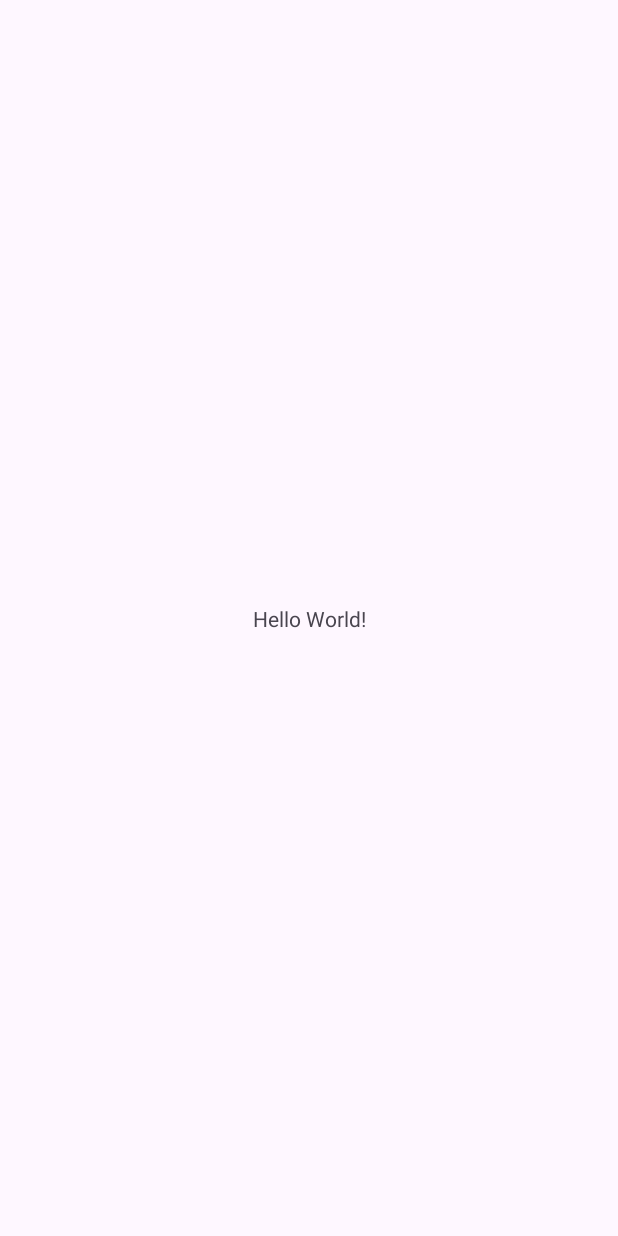
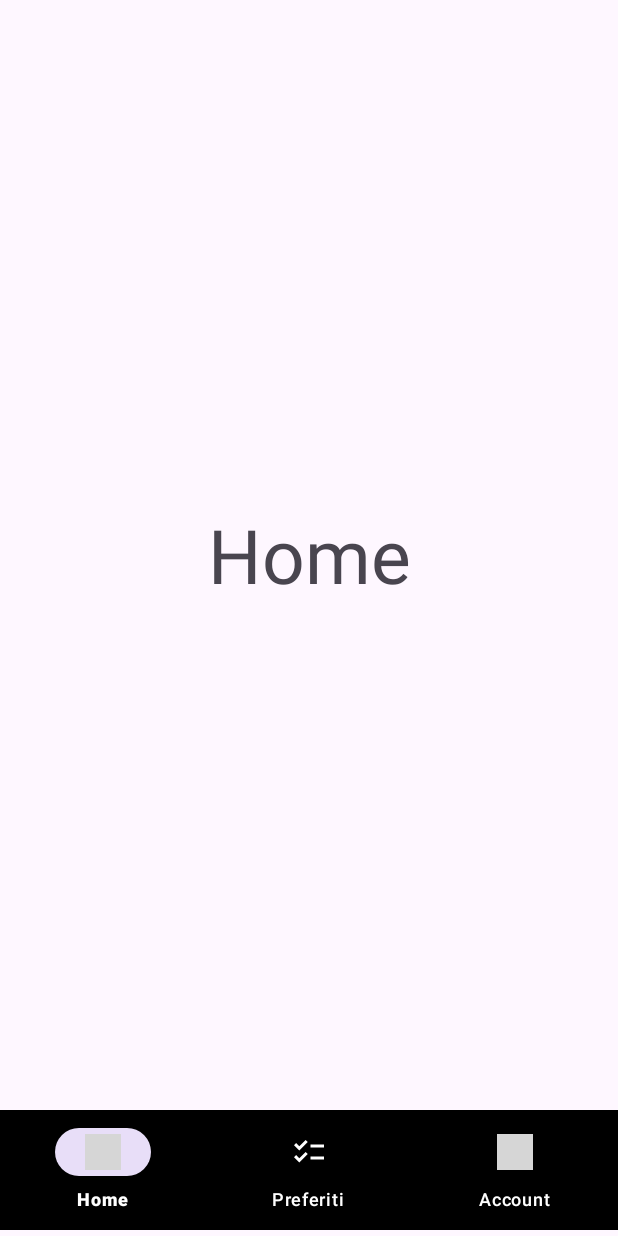
Before and after one commit to TommasoMariani/Agenda, an Android app: the screen it shows after launch once a user with an empty profile is signed in (MainActivity), on a phone screen of 412 x 824 dp. Before the commit the screen is almost empty. Run offline under Robolectric (Android 15) with nearby library versions, the phone set to English and light mode, and no system bars; our stand-ins replace Firebase (no records; nobody signed in at launch, a user with empty details on screens opened directly); grey boxes are pictures that could not be loaded.

Commit message:
fragment

```diff
--- a/app/src/main/java/com/example/agenda/MainActivity.kt
+++ b/app/src/main/java/com/example/agenda/MainActivity.kt
@@ -5,16 +5,55 @@ import androidx.activity.enableEdgeToEdge
 import androidx.appcompat.app.AppCompatActivity
 import androidx.core.view.ViewCompat
 import androidx.core.view.WindowInsetsCompat
+import androidx.fragment.app.Fragment
+import com.example.agenda.fragment.FragmentHome
+import com.example.agenda.fragment.FragmentImpostazioni
+import com.example.agenda.fragment.FragmentPreferiti
+import com.google.android.material.bottomnavigation.BottomNavigationView
 
 class MainActivity : AppCompatActivity() {
     override fun onCreate(savedInstanceState: Bundle?) {
         super.onCreate(savedInstanceState)
+        setContentView(R.layout.activity_main) // Deve essere chiamato prima di accedere alle view
+
         enableEdgeToEdge()
-        setContentView(R.layout.activity_main)
+
+        val fragmentHome = FragmentHome()
+        val fragmentPreferiti = FragmentPreferiti()
+        val fragmentImpostazioni = FragmentImpostazioni()
+
+        // Carica il primo Fragment (Home) all'avvio
+        makeCurrentFragment(fragmentHome)
+
+        val bottomNavigation = findViewById<BottomNavigationView>(R.id.navMenu)
+        bottomNavigation.setOnItemSelectedListener { item ->
+            when (item.itemId) {
+                R.id.iconaHome -> {
+                    makeCurrentFragment(fragmentHome)
+                    true
+                }
+                R.id.iconaPreferiti -> {
+                    makeCurrentFragment(fragmentPreferiti)
+                    true
+                }
+                R.id.iconaAccount -> {
+                    makeCurrentFragment(fragmentImpostazioni)
+                    true
+                }
+                else -> false
+            }
+        }
+
         ViewCompat.setOnApplyWindowInsetsListener(findViewById(R.id.main)) { v, insets ->
             val systemBars = insets.getInsets(WindowInsetsCompat.Type.systemBars())
             v.setPadding(systemBars.left, systemBars.top, systemBars.right, systemBars.bottom)
             insets
         }
     }
+
+    private fun makeCurrentFragment(fragment: Fragment) =
+        supportFragmentManager.beginTransaction().apply {
+            replace(R.id.wrapper, fragment) // Usa l'ID "wrapper" dal layout XML
+            commit()
+        }
 }
--- /dev/null
+++ b/app/src/main/java/com/example/agenda/fragment/FragmentHome.kt
@@ -0,0 +1,60 @@
+package com.example.agenda.fragment
+
+import android.os.Bundle
+import androidx.fragment.app.Fragment
+import android.view.LayoutInflater
+import android.view.View
+import android.view.ViewGroup
+import com.example.agenda.R
+
+// TODO: Rename parameter arguments, choose names that match
+// the fragment initialization parameters, e.g. ARG_ITEM_NUMBER
+private const val ARG_PARAM1 = "param1"
+private const val ARG_PARAM2 = "param2"
+
+/**
+ * A simple [Fragment] subclass.
+ * Use the [FragmentHome.newInstance] factory method to
+ * create an instance of this fragment.
+ */
+class FragmentHome : Fragment() {
+    // TODO: Rename and change types of parameters
+    private var param1: String? = null
+    private var param2: String? = null
+
+    override fun onCreate(savedInstanceState: Bundle?) {
+        super.onCreate(savedInstanceState)
+        arguments?.let {
+            param1 = it.getString(ARG_PARAM1)
+            param2 = it.getString(ARG_PARAM2)
+        }
+    }
+
+    override fun onCreateView(
+        inflater: LayoutInflater, container: ViewGroup?,
+        savedInstanceState: Bundle?
+    ): View? {
+        // Inflate the layout for this fragment
+        return inflater.inflate(R.layout.fragment_home, container, false)
+    }
+
+    companion object {
+        /**
+         * Use this factory method to create a new instance of
+         * this fragment using the provided parameters.
+         *
+         * @param param1 Parameter 1.
+         * @param param2 Parameter 2.
+         * @return A new instance of fragment FragmentHome.
+         */
+        // TODO: Rename and change types and number of parameters
+        @JvmStatic
+        fun newInstance(param1: String, param2: String) =
+            FragmentHome().apply {
+                arguments = Bundle().apply {
+                    putString(ARG_PARAM1, param1)
+                    putString(ARG_PARAM2, param2)
+                }
+            }
+    }
+}
--- /dev/null
+++ b/app/src/main/java/com/example/agenda/fragment/FragmentPreferiti.kt
@@ -0,0 +1,60 @@
+package com.example.agenda.fragment
+
+import android.os.Bundle
+import androidx.fragment.app.Fragment
+import android.view.LayoutInflater
+import android.view.View
+import android.view.ViewGroup
+import com.example.agenda.R
+
+// TODO: Rename parameter arguments, choose names that match
+// the fragment initialization parameters, e.g. ARG_ITEM_NUMBER
+private const val ARG_PARAM1 = "param1"
+private const val ARG_PARAM2 = "param2"
+
+/**
+ * A simple [Fragment] subclass.
+ * Use the [FragmentPreferiti.newInstance] factory method to
+ * create an instance of this fragment.
+ */
+class FragmentPreferiti : Fragment() {
+    // TODO: Rename and change types of parameters
+    private var param1: String? = null
+    private var param2: String? = null
+
+    override fun onCreate(savedInstanceState: Bundle?) {
+        super.onCreate(savedInstanceState)
+        arguments?.let {
+            param1 = it.getString(ARG_PARAM1)
+            param2 = it.getString(ARG_PARAM2)
+        }
+    }
+
+    override fun onCreateView(
+        inflater: LayoutInflater, container: ViewGroup?,
+        savedInstanceState: Bundle?
+    ): View? {
+        // Inflate the layout for this fragment
+        return inflater.inflate(R.layout.fragment_preferiti, container, false)
+    }
+
+    companion object {
+        /**
+         * Use this factory method to create a new instance of
+         * this fragment using the provided parameters.
+         *
+         * @param param1 Parameter 1.
+         * @param param2 Parameter 2.
+         * @return A new instance of fragment FragmentPreferiti.
+         */
+        // TODO: Rename and change types and number of parameters
+        @JvmStatic
+        fun newInstance(param1: String, param2: String) =
+            FragmentPreferiti().apply {
+                arguments = Bundle().apply {
+                    putString(ARG_PARAM1, param1)
+                    putString(ARG_PARAM2, param2)
+                }
+            }
+    }
+}
--- a/app/src/main/res/layout/activity_main.xml
+++ b/app/src/main/res/layout/activity_main.xml
@@ -7,13 +7,28 @@
     android:layout_height="match_parent"
     tools:context=".MainActivity">
 
-    <TextView
-        android:layout_width="wrap_content"
+    <FrameLayout
+        android:id="@+id/wrapper"
+        android:layout_width="0dp"
+        android:layout_height="0dp"
+        app:layout_constraintTop_toTopOf="parent"
+        app:layout_constraintBottom_toTopOf="@id/navMenu"
+        app:layout_constraintStart_toStartOf="parent"
+        app:layout_constraintEnd_toEndOf="parent"/>
+
+    <com.google.android.material.bottomnavigation.BottomNavigationView
+        android:id="@+id/navMenu"
+        android:layout_width="0dp"
         android:layout_height="wrap_content"
-        android:text="Hello World!"
+        android:layout_marginBottom="4dp"
+        android:background="?android:attr/windowBackground"
+        app:itemBackground="@color/black"
+        app:itemIconTint="#fff"
+        app:itemTextColor="#fff"
         app:layout_constraintBottom_toBottomOf="parent"
         app:layout_constraintEnd_toEndOf="parent"
+        app:layout_constraintHorizontal_bias="0.0"
         app:layout_constraintStart_toStartOf="parent"
-        app:layout_constraintTop_toTopOf="parent" />
+        app:menu="@menu/nav_menu" />
 
 </androidx.constraintlayout.widget.ConstraintLayout>
--- /dev/null
+++ b/app/src/main/res/layout/fragment_home.xml
@@ -0,0 +1,16 @@
+<?xml version="1.0" encoding="utf-8"?>
+<FrameLayout xmlns:android="http://schemas.android.com/apk/res/android"
+    xmlns:tools="http://schemas.android.com/tools"
+    android:layout_width="match_parent"
+    android:layout_height="match_parent"
+    tools:context=".fragment.FragmentHome">
+
+    <!-- TODO: Update blank fragment layout -->
+    <TextView
+        android:textSize="50sp"
+        android:gravity="center"
+        android:layout_width="match_parent"
+        android:layout_height="match_parent"
+        android:text="Home" />
+
+</FrameLayout>
--- a/app/src/main/res/menu/nav_menu.xml
+++ b/app/src/main/res/menu/nav_menu.xml
@@ -1,4 +1,20 @@
 <?xml version="1.0" encoding="utf-8"?>
 <menu xmlns:android="http://schemas.android.com/apk/res/android">
 
+    <item
+        android:id="@+id/iconaHome"
+        android:icon="@drawable/main"
+        android:title="Home"/>
+
+    <item
+        android:id="@+id/iconaPreferiti"
+        android:icon="@drawable/preferiti"
+        android:title="Preferiti"/>
+
+    <item
+        android:id="@+id/iconaAccount"
+        android:icon="@drawable/account"
+        android:title="Account"/>
+
+
 </menu>
--- a/app/src/main/res/values/strings.xml
+++ b/app/src/main/res/values/strings.xml
@@ -8,4 +8,6 @@
         <item>Español</item>
         <item>Deutsch</item>
     </string-array>
+    <!-- TODO: Remove or change this placeholder text -->
+    <string name="hello_blank_fragment">Hello blank fragment</string>
 </resources>
```
Also changed, not shown: app/src/main/java/com/example/agenda/fragment/FragmentImpostazioni.kt (added, +115 -0 lines), app/src/main/res/layout/fragment_impostazioni.xml (added, +120 -0 lines), app/src/main/res/layout/fragment_preferiti.xml (added, +16 -0 lines).
